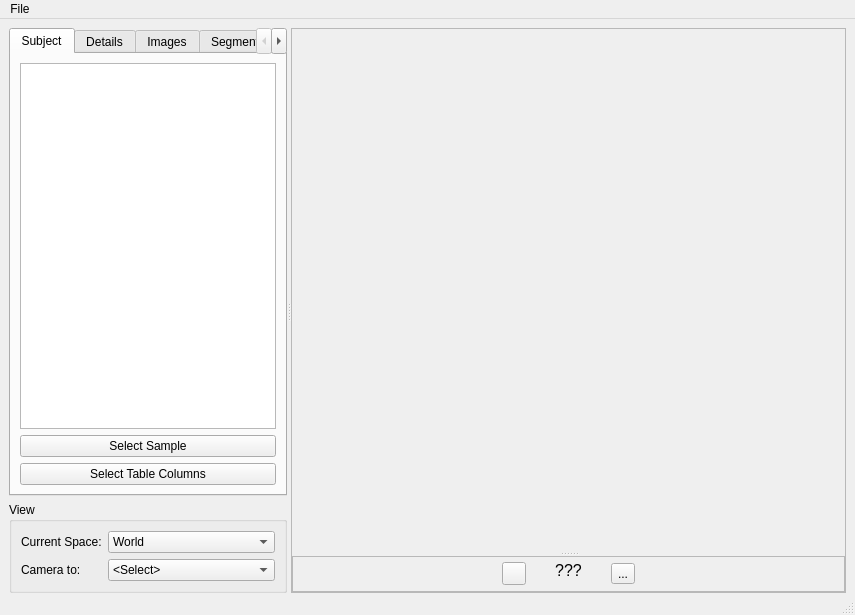
Above: braviz/interaction/qt_guis/subject_overview.ui from diego0020/braviz-app before the change. Below: the same form after it.
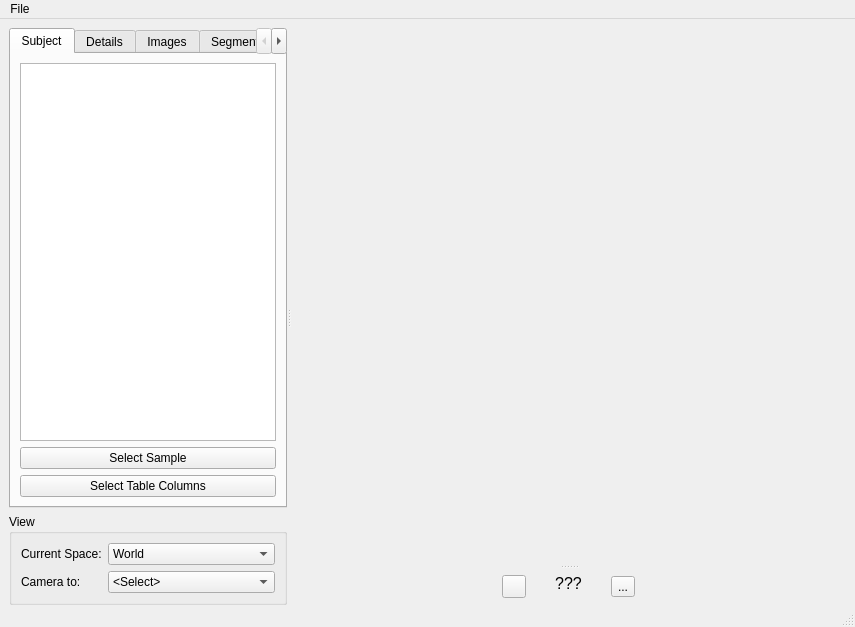
That is the form after the change. Icons and pictures are not drawn.

```diff
--- a/braviz/interaction/qt_guis/subject_overview.ui
+++ b/braviz/interaction/qt_guis/subject_overview.ui
@@ -7,7 +7,7 @@
     <x>0</x>
     <y>0</y>
     <width>855</width>
-    <height>615</height>
+    <height>627</height>
    </rect>
   </property>
   <property name="windowTitle">
@@ -1067,7 +1067,7 @@
         </sizepolicy>
        </property>
        <property name="frameShape">
-        <enum>QFrame::StyledPanel</enum>
+        <enum>QFrame::NoFrame</enum>
        </property>
        <property name="frameShadow">
         <enum>QFrame::Raised</enum>
@@ -1142,7 +1142,7 @@
             </size>
            </property>
            <property name="frameShape">
-            <enum>QFrame::StyledPanel</enum>
+            <enum>QFrame::NoFrame</enum>
            </property>
            <property name="frameShadow">
             <enum>QFrame::Raised</enum>
```
Left out of the diff: 68 changed lines with no effect on the pictures.
